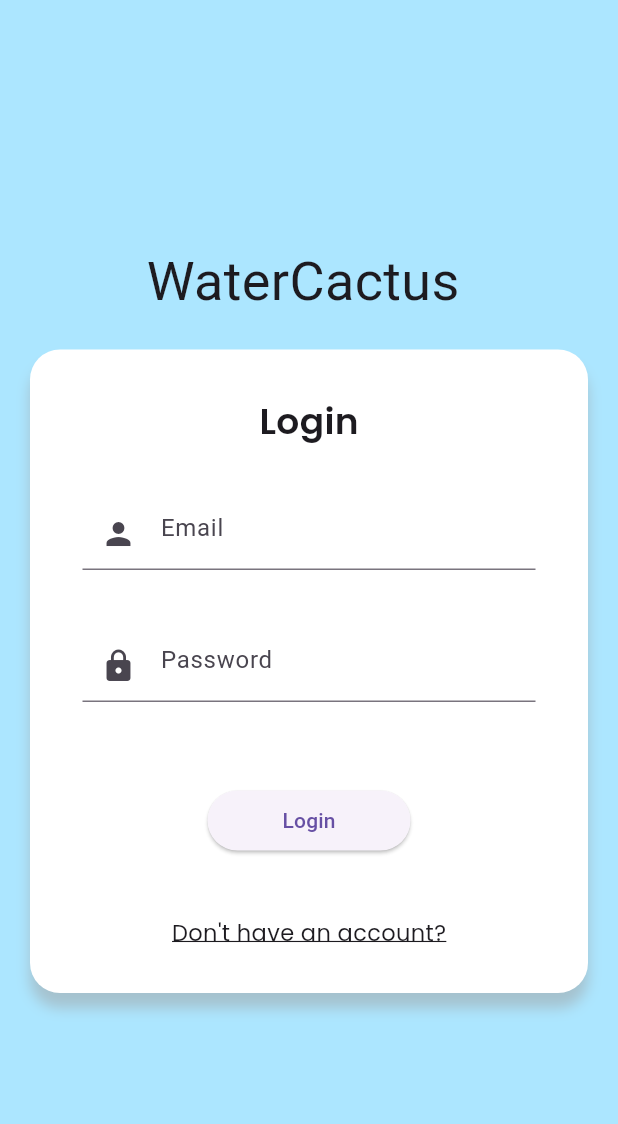
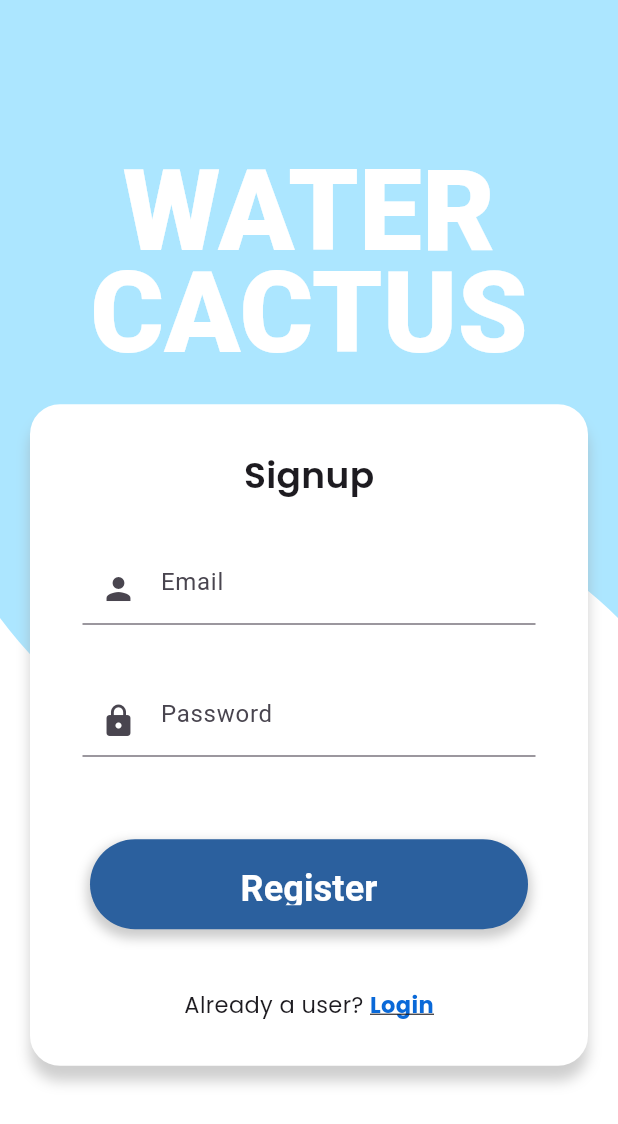
Before and after one commit to ARNE-08/Water-Cactus, a Flutter app: the SignupPage screen opened by its route, on a phone screen of 412 x 824 dp. Shown: the top 1124 px of the screen. Run offline on Flutter 3.47's test engine with Material 3 defaults, Android fonts, the phone set to English and light mode, and no system bars; our stand-ins replace google_fonts.

Commit message:
[ADD] Auth & WaterUnit

```diff
--- a/watercactus_frontend/lib/main.dart
+++ b/watercactus_frontend/lib/main.dart
@@ -1,6 +1,7 @@
 import 'package:flutter/material.dart';
 import 'package:watercactus_frontend/screen/auth/login.dart';
 import 'package:watercactus_frontend/screen/auth/signup.dart';
+import 'package:watercactus_frontend/screen/profile/waterunit.dart';
 import 'package:watercactus_frontend/screen/startup/start.dart';
 
 void main() {
@@ -20,6 +21,7 @@ class MyApp extends StatelessWidget {
         '/': (context) => StartPage(),
         '/login': (context) => LoginPage(),
         '/signup':(context) => SignupPage(),
+        '/unit':(context) => UnitPage(),
       },
     );
   }
--- a/watercactus_frontend/lib/screen/auth/signup.dart
+++ b/watercactus_frontend/lib/screen/auth/signup.dart
@@ -1,39 +1,81 @@
-import 'dart:io';
-
 import 'package:flutter/material.dart';
 import 'package:google_fonts/google_fonts.dart';
-import 'dart:convert';
+import 'package:watercactus_frontend/widget/wave.dart';
+import 'package:watercactus_frontend/widget/button.dart';
 
 class SignupPage extends StatelessWidget {
   @override
   Widget build(BuildContext context) {
-    final ColorScheme colorScheme = Theme.of(context).colorScheme;
+    final double screenHeight = MediaQuery.of(context).size.height;
+    final double waveHeight = screenHeight / 2; // Set wave height to half the screen height
 
     return Scaffold(
-      body: Container(
+      body: Stack(
+        children: [
+          Positioned.fill(
+            child: Container(
+              color: Color.fromRGBO(255, 255, 255, 1), // Background color for the top part
+            ),
+          ),
+          Positioned.fill(
+            child: ClipPath(
+              clipper: WaveClipper(waveHeight: waveHeight), // Use dynamic wave height
+              child: Container(
+                color: const Color.fromRGBO(172, 230, 255, 1),
+              ),
+            ),
+          ),
+          Align(
             alignment: Alignment.center,
-        color: Color.fromRGBO(172, 230, 255, 1),
             child: SingleChildScrollView(
-          child: Center(
               child: Column(
                 mainAxisAlignment: MainAxisAlignment.center,
                 children: [
-                Row(
-                  mainAxisAlignment: MainAxisAlignment.center,
+                  RichText(
+                    textAlign: TextAlign.center,
+                    text: TextSpan(
                       children: [
-                    Text(
-                      'WaterCactus',
-                      style: GoogleFonts.singleDay(
+                        TextSpan(
+                          text: 'WATER\n',
+                          style: GoogleFonts.balooThambi2(
                             textStyle: TextStyle(
-                          fontSize: 36,
+                              fontSize: 75,
+                              fontWeight: FontWeight.w800,
+                              height: 0.9, // Adjust this value to bring the lines closer
+                              color: Color.fromRGBO(255, 255, 255, 1),
                             ),
                           ),
                         ),
-                    SizedBox(width: 8),
+                        TextSpan(
+                          text: 'CACTUS',
+                          style: GoogleFonts.balooThambi2(
+                            textStyle: TextStyle(
+                              fontSize: 75,
+                              fontWeight: FontWeight.w800,
+                              height: 0.9, // Adjust this value to bring the lines closer
+                              color: Color.fromRGBO(255, 255, 255, 1),
+                            ),
+                          ),
+                        ),
                       ],
                     ),
+                  ),
                   SizedBox(height: 20),
-                Padding(
+                  SignupBox(), // Include the SignupBox here
+                ],
+              ),
+            ),
+          ),
+        ],
+      ),
+    );
+  }
+}
+
+class SignupBox extends StatelessWidget {
+  @override
+  Widget build(BuildContext context) {
+    return Padding(
       padding: const EdgeInsets.symmetric(horizontal: 20),
       child: Container(
         padding: EdgeInsets.symmetric(horizontal: 20, vertical: 10),
@@ -47,27 +89,14 @@ class SignupPage extends StatelessWidget {
               spreadRadius: 0,
               offset: Offset(0, 10), // Bottom shadow
             ),
-                        BoxShadow(
-                          color: Colors.transparent, // Set shadow color to transparent
-                          blurRadius: 7,
-                          spreadRadius: 0,
-                          offset: Offset(3, 0), // Right shadow
-                        ),
-                        BoxShadow(
-                          color: Colors.transparent, // Set shadow color to transparent
-                          blurRadius: 7,
-                          spreadRadius: 0,
-                          offset: Offset(-3, 0), // Left shadow
-                        ),
           ],
         ),
-                    child: Center(
         child: Column(
           crossAxisAlignment: CrossAxisAlignment.center,
           children: [
             SizedBox(height: 20),
             Text(
-                            'Login',
+              'Signup',
               style: GoogleFonts.poppins(
                 textStyle: TextStyle(
                   fontSize: 24,
@@ -99,31 +128,40 @@ class SignupPage extends StatelessWidget {
             SizedBox(height: 20),
             Padding(
               padding: const EdgeInsets.all(20.0),
-                            child: ElevatedButton(
+              child: MyElevatedButton(
                 onPressed: () {
-                                Navigator.pushNamed(context, '/home');
+                  Navigator.pushNamed(context, '/unit');
                 },
-                              child: Text('Login'),
-                              style: ElevatedButton.styleFrom(
-                                padding: EdgeInsets.symmetric(horizontal: 50, vertical: 10),
-                                shape: RoundedRectangleBorder(
-                                  borderRadius: BorderRadius.circular(20),
-                                ),
-                              ),
+                text: 'Register',
+                width: 310, // Increased width for the button
               ),
             ),
             SizedBox(height: 20),
             GestureDetector(
               onTap: () {
-                              Navigator.pushNamed(context, '/signup');
+                Navigator.pushNamed(context, '/login');
               },
-                            child: Text(
-                              'Don\'t have an account?',
+              child: Text.rich(
+                TextSpan(
+                  text: 'Already a user? ',
                   style: GoogleFonts.poppins(
                     textStyle: TextStyle(
                       fontSize: 15,
                     ),
+                  ),
+                  children: [
+                    TextSpan(
+                      text: 'Login',
+                      style: GoogleFonts.poppins(
+                        textStyle: TextStyle(
+                          fontSize: 15,
+                          fontWeight: FontWeight.w700,
+                          color: Color.fromRGBO(10, 105, 216, 1),
                           decoration: TextDecoration.underline,
+                        ),
+                      ),
+                    ),
+                  ],
                 ),
               ),
             ),
@@ -131,13 +169,6 @@ class SignupPage extends StatelessWidget {
           ],
         ),
       ),
-                  ),
-                ),
-              ],
-            ),
-          ),
-        ),
-      ),
     );
   }
 }
```
Also changed, not shown: watercactus_frontend/lib/screen/auth/login.dart (+77 -46 lines), watercactus_frontend/lib/screen/profile/waterunit.dart (added, +89 -0 lines), watercactus_frontend/lib/screen/startup/start.dart (+27 -7 lines), watercactus_frontend/assets/Flower.png (added), watercactus_frontend/assets/Glasses-left.png (added), watercactus_frontend/assets/Glasses-right.png (added), watercactus_frontend/assets/Google.png (added), watercactus_frontend/pubspec.lock. Lines whose indentation alone changed are shown as unchanged.
